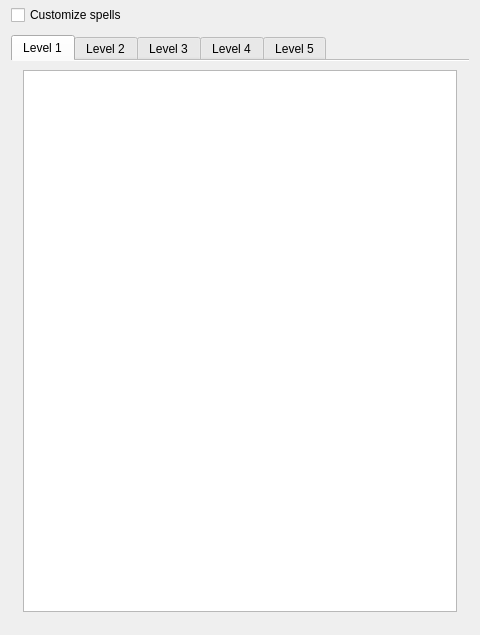
Old version of the form mapeditor/inspector/herospellwidget.ui in the repository vcmi/vcmi.
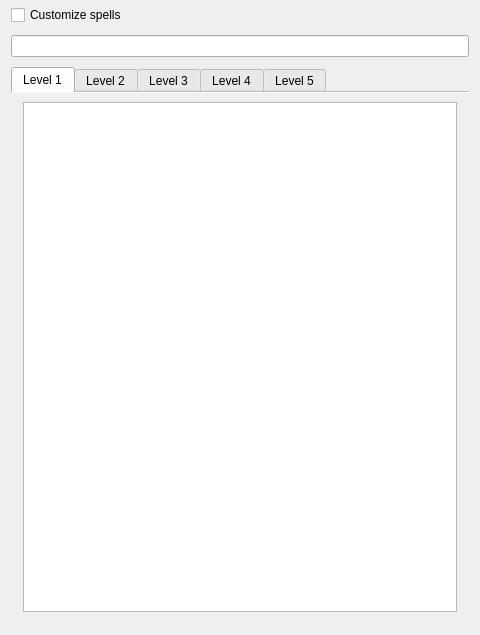
New version of the form.

Commit message: Add filter to the herospell widget

Diff of the .ui file:
```diff
--- a/mapeditor/inspector/herospellwidget.ui
+++ b/mapeditor/inspector/herospellwidget.ui
@@ -51,6 +51,9 @@
      </property>
     </widget>
    </item>
+   <item>
+    <widget class="QLineEdit" name="filter"/>
+   </item>
    <item>
     <widget class="QTabWidget" name="tabWidget">
      <property name="sizePolicy">
@@ -99,6 +102,9 @@
          <property name="alternatingRowColors">
           <bool>true</bool>
          </property>
+         <property name="sortingEnabled">
+          <bool>true</bool>
+         </property>
         </widget>
        </item>
       </layout>
```
Left out of the diff: 12 changed lines with no effect on the pictures. The commit also changes 2 other files.
